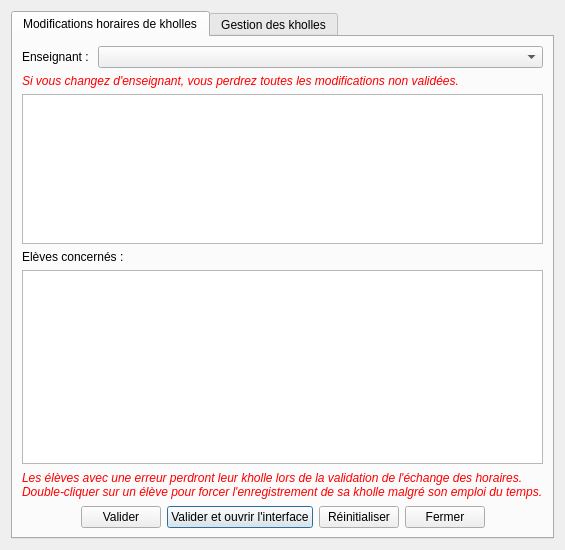
The window that managers/lastchanges.ui (ThFeneuil/KholloAutoQt) describes before a commit, drawn with Qt 5.
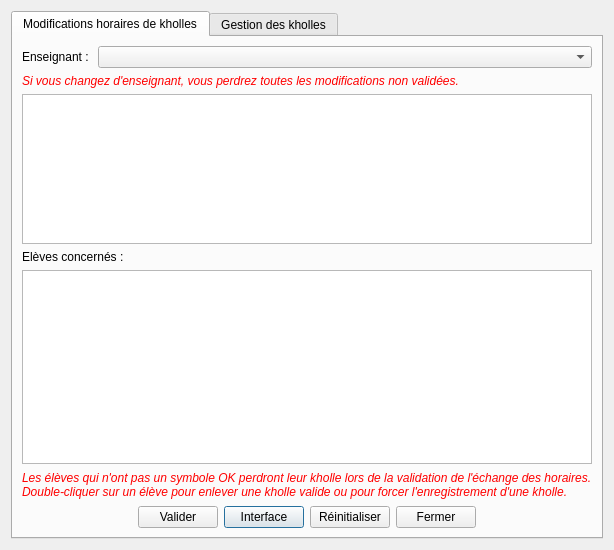
The same window after the commit.

Patch:
```diff
--- a/managers/lastchanges.ui
+++ b/managers/lastchanges.ui
@@ -9,7 +9,7 @@
    <rect>
     <x>0</x>
     <y>0</y>
-    <width>507</width>
+    <width>550</width>
     <height>550</height>
    </rect>
   </property>
@@ -115,7 +115,7 @@
           </size>
          </property>
          <property name="text">
-          <string>&lt;html&gt;&lt;head/&gt;&lt;body&gt;&lt;p&gt;&lt;span style=&quot; font-style:italic; color:#ff0000;&quot;&gt;Les élèves avec une erreur perdront leur kholle lors de la validation de l'échange des horaires.&lt;br/&gt;Double-cliquer sur un élève pour forcer l'enregistrement de sa kholle malgré son emploi du temps.&lt;/span&gt;&lt;/p&gt;&lt;/body&gt;&lt;/html&gt;</string>
+          <string>&lt;html&gt;&lt;head/&gt;&lt;body&gt;&lt;p&gt;&lt;span style=&quot; font-style:italic; color:#ff0000;&quot;&gt;Les élèves qui n'ont pas un symbole OK perdront leur kholle lors de la validation de l'échange des horaires.&lt;br/&gt;Double-cliquer sur un élève pour enlever une kholle valide ou pour forcer l'enregistrement d'une kholle.&lt;/span&gt;&lt;/p&gt;&lt;/body&gt;&lt;/html&gt;</string>
          </property>
         </widget>
        </item>
@@ -147,7 +147,7 @@
          <item>
           <widget class="QPushButton" name="pushButton_valid_interface">
            <property name="text">
-            <string>Valider et ouvrir l'interface</string>
+            <string>Interface</string>
            </property>
           </widget>
          </item>
```
Left out of the diff: 2 changed lines with no effect on the pictures.
